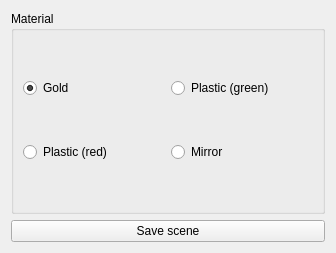
This is widgets/manager.ui in Daichip/Project_Tesi as Qt 5 draws it before an edit. The edited form follows.
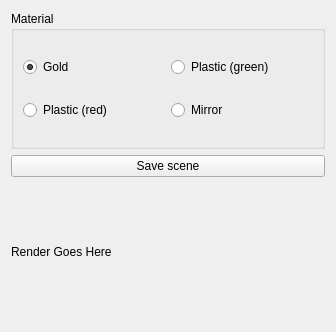
This is the edited form.

Commit message:
Convert Image
Now Using EXRTOOLS 0.4 to convert from .EXR to .PNG

Patch:
```diff
--- a/widgets/manager.ui
+++ b/widgets/manager.ui
@@ -7,7 +7,7 @@
     <x>0</x>
     <y>0</y>
     <width>336</width>
-    <height>253</height>
+    <height>332</height>
    </rect>
   </property>
   <property name="windowTitle">
@@ -61,6 +61,13 @@
      </property>
     </widget>
    </item>
+   <item>
+    <widget class="QLabel" name="imageLabelViewer">
+     <property name="text">
+      <string>Render Goes Here</string>
+     </property>
+    </widget>
+   </item>
   </layout>
  </widget>
  <resources/>
```
Left out of the diff: 34 changed lines with no effect on the pictures. The commit also changes 5 other files.
